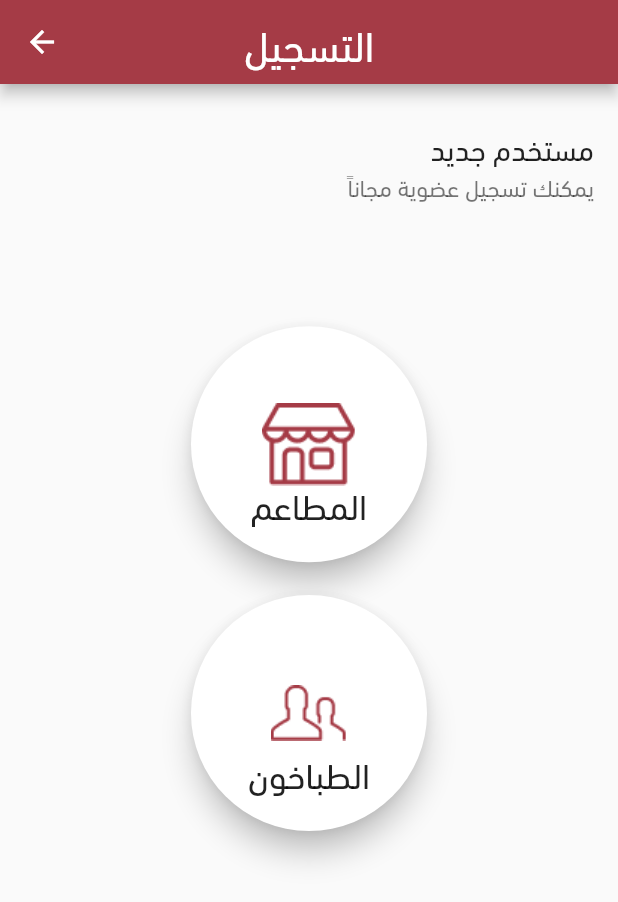
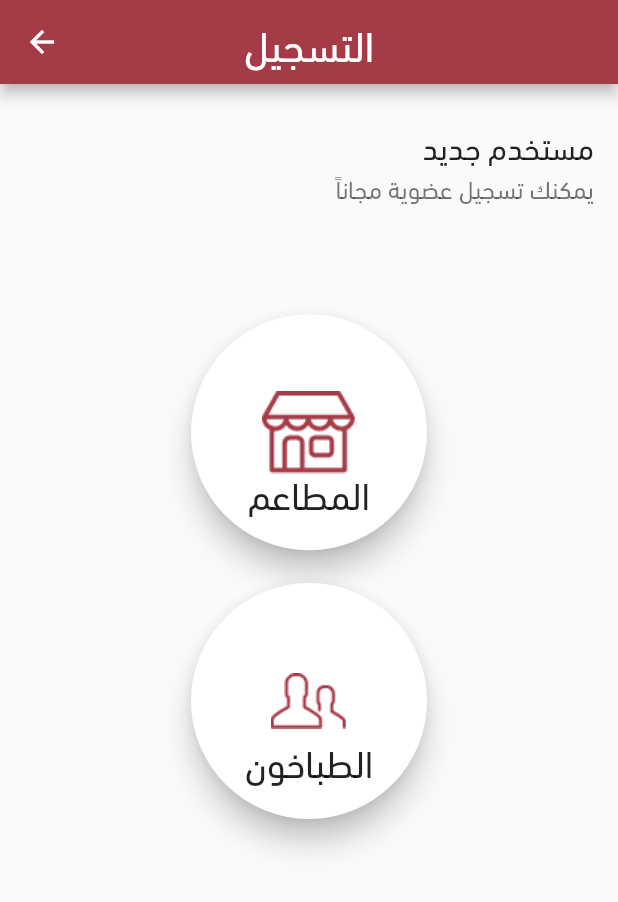
Before and after one commit to mohmmedkhalifa/chef, a Flutter app: the screen it shows after launch, after a tap on "تسجيل", on a phone screen of 412 x 824 dp. Shown: the top 902 px of the screen. Run offline on Flutter 3.47's test engine with Material 2 defaults, Android fonts, the phone set to English and light mode, and no system bars; our stand-ins replace auto_route, flutter_screenutil.

Commit message:
screen_util edit

```diff
--- a/lib/main.dart
+++ b/lib/main.dart
@@ -3,8 +3,6 @@ import 'package:chefo/models/route.gr.dart';
 import 'package:chefo/screens/splash.dart';
 import 'package:flutter/material.dart';
 import 'package:flutter/services.dart';
-import 'package:flutter_screenutil/flutter_screenutil.dart';
-
 
 import 'const.dart';
 
@@ -18,11 +16,7 @@ void main() {
 class MyApp extends StatelessWidget {
   @override
   Widget build(BuildContext context) {
-
-    return ScreenUtilInit(
-      designSize: Size(392.72727272727275, 759.2727272727273),
-      allowFontScaling: false,
-      child: MaterialApp(
+    return MaterialApp(
       builder: ExtendedNavigator.builder<CustomRouter>(
         router: CustomRouter(),
       ),
@@ -49,7 +43,6 @@ class MyApp extends StatelessWidget {
       ),
       title: 'Chefo',
       home: Splash(),
-      ),
     );
   }
 }
--- a/lib/screens/register.dart
+++ b/lib/screens/register.dart
@@ -5,12 +5,14 @@ import 'package:flutter/material.dart';
 import 'package:flutter_screenutil/flutter_screenutil.dart';
 
 class Register extends StatelessWidget {
-
-
   @override
   Widget build(BuildContext context) {
-
-
+    ScreenUtil.init(
+      context,
+      width: 392.72727272727275,
+      height: 759.2727272727273,
+      allowFontScaling: true,
+    );
 
     return Scaffold(
       appBar: AppBar(
@@ -30,12 +32,12 @@ class Register extends StatelessWidget {
               title: Text(
                 ' مستخدم جديد',
                 textAlign: TextAlign.right,
-                style: TextStyle(fontSize: 20, fontFamily: 'DNT'),
+                style: TextStyle(fontSize: ScreenUtil().setSp(20), fontFamily: 'DNT'),
               ),
               subtitle: Text(
                 'يمكنك تسجيل عضوية مجاناً',
                 textAlign: TextAlign.right,
-                style: TextStyle(fontSize: 16, fontFamily: 'DNT'),
+                style: TextStyle(fontSize: ScreenUtil().setSp(16), fontFamily: 'DNT'),
               ),
             ),
             SizedBox(
@@ -47,7 +49,8 @@ class Register extends StatelessWidget {
                   text: 'المطاعم',
                   image: 'assets/images/shop.png',
                   onTap: () {
-                    ExtendedNavigator.of(context).push(Routes.registerRestaurant);
+                    ExtendedNavigator.of(context)
+                        .push(Routes.registerRestaurant);
                   },
                 ),
                 SizedBox(
--- a/lib/screens/splash.dart
+++ b/lib/screens/splash.dart
@@ -6,6 +6,11 @@ import 'package:flutter_screenutil/flutter_screenutil.dart';
 class Splash extends StatelessWidget {
   @override
   Widget build(BuildContext context) {
+    ScreenUtil.init(context,
+        width: 392.72727272727275,
+        height: 759.2727272727273,
+        allowFontScaling: true);
+
     return Scaffold(
       body: Column(
         mainAxisAlignment: MainAxisAlignment.center,
--- a/lib/widgets/circle_card.dart
+++ b/lib/widgets/circle_card.dart
@@ -15,6 +15,13 @@ class CircleCard extends StatelessWidget {
 
   @override
   Widget build(BuildContext context) {
+    ScreenUtil.init(
+      context,
+      width: 392.72727272727275,
+      height: 759.2727272727273,
+      allowFontScaling: true,
+    );
+
     return GestureDetector(
       onTap: onTap,
       child: Material(
@@ -28,7 +35,7 @@ class CircleCard extends StatelessWidget {
               Center(
                 child: Text(
                   text,
-                  style: TextStyle(fontSize: 24, fontFamily: 'DNT'),
+                  style: TextStyle(fontSize: ScreenUtil().setSp(24), fontFamily: 'DNT'),
                 ),
               ),
             ],
--- a/pubspec.yaml
+++ b/pubspec.yaml
@@ -11,7 +11,7 @@ environment:
 dependencies:
   flutter:
     sdk: flutter
-  flutter_screenutil: ^4.0.0
+  flutter_screenutil: ^2.3.1
   auto_route: ^0.6.9
   font_awesome_flutter: ^8.11.0
   cupertino_icons: ^1.0.1
```
Also changed, not shown: pubspec.lock. Lines whose indentation alone changed are shown as unchanged.
